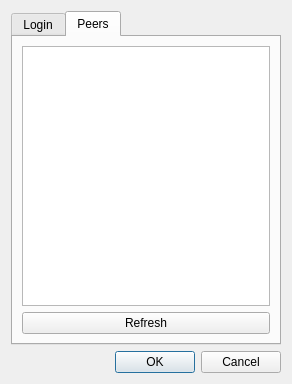
congchenutd/teamradar, file TeamRadarDlg.ui: the form before one commit.
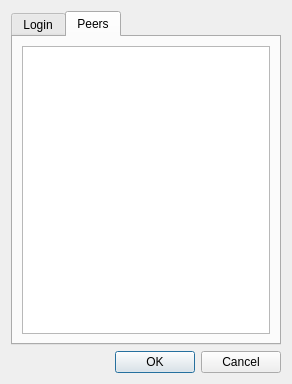
The form after the commit. The open tabs and pages were chosen to show the change.

```diff
--- a/TeamRadarDlg.ui
+++ b/TeamRadarDlg.ui
@@ -108,13 +108,6 @@
          </property>
         </widget>
        </item>
-       <item>
-        <widget class="QPushButton" name="btRefreshPeers">
-         <property name="text">
-          <string>Refresh</string>
-         </property>
-        </widget>
-       </item>
       </layout>
      </widget>
     </widget>
```
